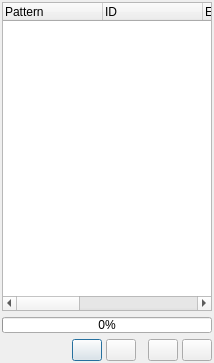
This is trunk/src/gui/atomlist.ui in trisyoungs/aten as Qt 5 draws it before an edit. The edited form follows.
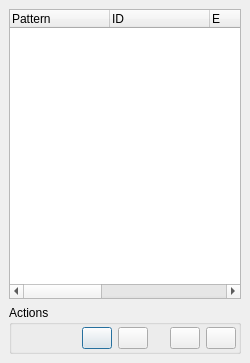
This is the edited form. Icons and pictures are not drawn. Custom widgets are drawn as their Qt base class.

Commit message: First part of Atomlist retrofit - undo and shift-selection from the Atomlist Window are not yet re-implemented.

Patch:
```diff
--- a/trunk/src/gui/atomlist.ui
+++ b/trunk/src/gui/atomlist.ui
@@ -5,7 +5,7 @@
    <rect>
     <x>0</x>
     <y>0</y>
-    <width>214</width>
+    <width>250</width>
     <height>363</height>
    </rect>
   </property>
@@ -15,17 +15,9 @@
   <property name="windowIcon" >
    <iconset resource="icons.qrc" >:/stackicons/icons/stack_atomlist.svg</iconset>
   </property>
-  <layout class="QHBoxLayout" >
-   <property name="margin" >
-    <number>2</number>
-   </property>
-   <property name="spacing" >
-    <number>4</number>
-   </property>
-   <item>
     <layout class="QVBoxLayout" >
      <property name="margin" >
-      <number>0</number>
+    <number>9</number>
      </property>
      <property name="spacing" >
       <number>6</number>
@@ -76,28 +68,24 @@
       </widget>
      </item>
      <item>
-      <widget class="QProgressBar" name="RefreshProgressBar" >
-       <property name="maximumSize" >
-        <size>
-         <width>16777215</width>
-         <height>16</height>
-        </size>
-       </property>
-       <property name="value" >
-        <number>0</number>
-       </property>
-       <property name="orientation" >
-        <enum>Qt::Horizontal</enum>
-       </property>
-      </widget>
-     </item>
+    <widget class="QGroupBox" name="ActionsGroup" >
+     <property name="title" >
+      <string>Actions</string>
+     </property>
+     <layout class="QVBoxLayout" >
+      <property name="margin" >
+       <number>2</number>
+      </property>
+      <property name="spacing" >
+       <number>4</number>
+      </property>
      <item>
       <layout class="QHBoxLayout" >
        <property name="margin" >
         <number>0</number>
        </property>
        <property name="spacing" >
-        <number>4</number>
+         <number>6</number>
        </property>
        <item>
         <spacer>
@@ -172,8 +160,8 @@
          </property>
          <property name="sizeHint" >
           <size>
-           <width>8</width>
-           <height>20</height>
+            <width>16</width>
+            <height>16</height>
           </size>
          </property>
         </spacer>
@@ -231,6 +219,7 @@
       </layout>
      </item>
     </layout>
+    </widget>
    </item>
   </layout>
  </widget>
```
Lines whose indentation alone changed are shown as unchanged. The commit also changes 8 other files.
